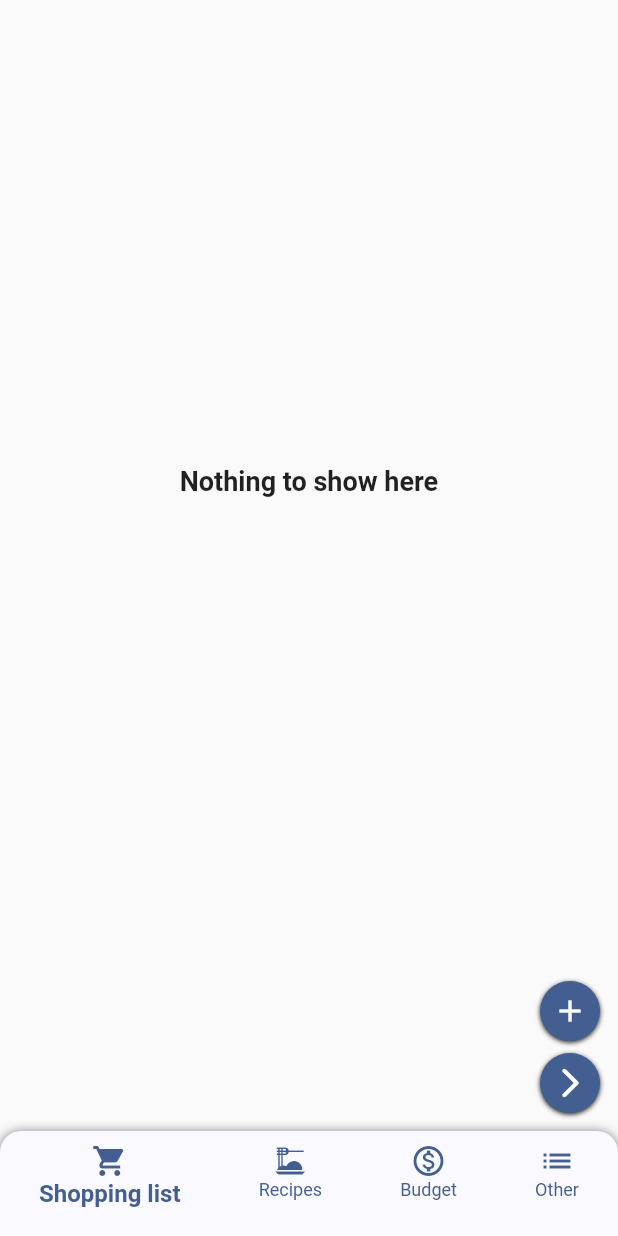
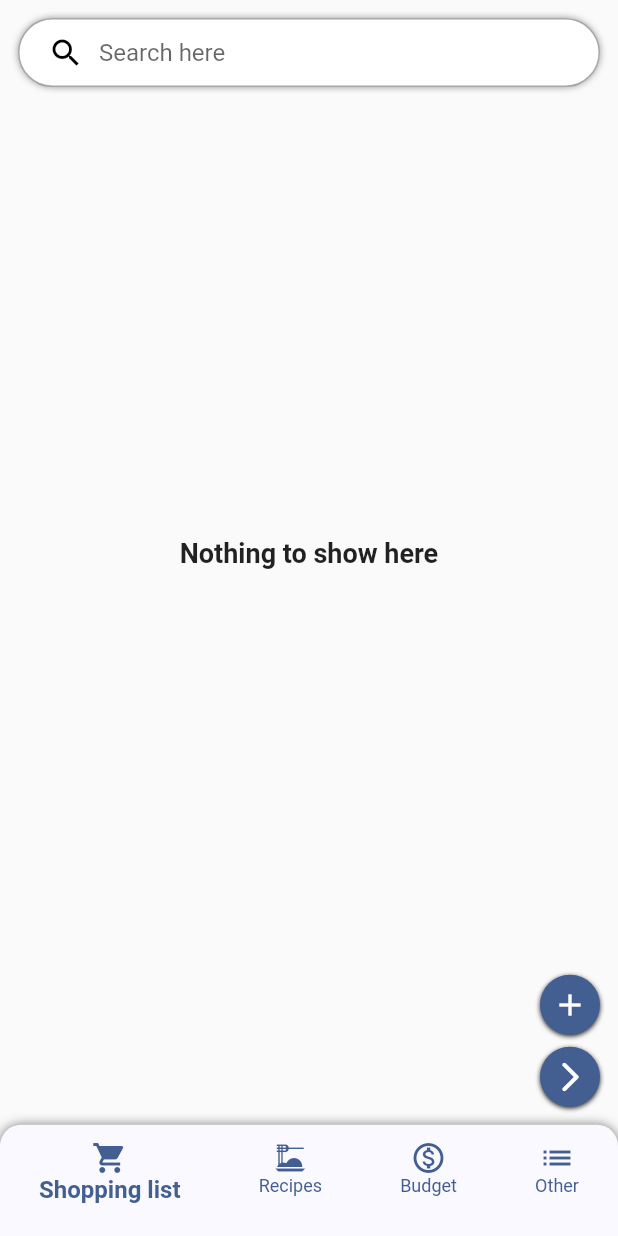
Before and after one commit to kacper-daniel/planix, a Flutter app: the screen it shows after launch, on a phone screen of 412 x 824 dp. Run offline on Flutter 3.47's test engine with Material 2 defaults, Android fonts, the phone set to English and light mode, and no system bars; our stand-ins replace shared_preferences.

Commit message:
added search bar for shopping list

```diff
--- a/robocza_nazwa/lib/pages/shopping/shopping_home.dart
+++ b/robocza_nazwa/lib/pages/shopping/shopping_home.dart
@@ -14,6 +14,8 @@ class ShoppingHome extends StatefulWidget {
 class _ShoppingHomeState extends State<ShoppingHome> {
   List<String> _savedShoppingList = UserSimplePreferences.getShoppingList() ?? [];
   TextEditingController newElementController = TextEditingController();
+  TextEditingController searchController = TextEditingController();
+  List<int> _searchIndexList = [];
 
   //TODO: create search bar for browsing products
 
@@ -22,7 +24,7 @@ class _ShoppingHomeState extends State<ShoppingHome> {
     return Stack(
       children: [
         Padding(
-          padding: const EdgeInsets.all(12.0),
+          padding: const EdgeInsets.only(bottom: 12.0, left: 12.0, right: 12.0, top: 60),
           child: SingleChildScrollView(
             physics: const ScrollPhysics(),
             child: (_savedShoppingList.isEmpty)
@@ -30,7 +32,7 @@ class _ShoppingHomeState extends State<ShoppingHome> {
               height: MediaQuery.of(context).size.height * 0.75,
               child: const Center(child: Text("Nothing to show here", style: TextStyle(fontSize: 18.0, fontWeight: FontWeight.w600),))
             )
-            : ListView.builder(
+            : (searchController.text == "") ? ListView.builder(
               physics: const NeverScrollableScrollPhysics(),
               shrinkWrap: true,
               itemCount: _savedShoppingList.length,
@@ -84,7 +86,62 @@ class _ShoppingHomeState extends State<ShoppingHome> {
                   },
                 );
               }
-            ),
+            )
+            : ListView.builder(
+              physics: const NeverScrollableScrollPhysics(),
+              shrinkWrap: true,
+              itemCount: _searchIndexList.length,
+              itemBuilder: (BuildContext context, int index){
+                return Dismissible(
+                  key: UniqueKey(),
+                  child: GestureDetector(
+                    onTap: (){
+                      setState(() {
+                        if (_savedShoppingList[_searchIndexList[index]].split(";")[1] == 'true'){
+                          _savedShoppingList[_searchIndexList[index]] = "${_savedShoppingList[_searchIndexList[index]].split(";")[0]};false";
+                        } else{
+                          _savedShoppingList[_searchIndexList[index]] = "${_savedShoppingList[_searchIndexList[index]].split(";")[0]};true";
+                        }
+
+                        UserSimplePreferences.setShoppingList(_savedShoppingList);
+                      });
+                    },
+                    child: Card(
+                      child: Padding(
+                        padding: const EdgeInsets.all(8.0),
+                        child: Row(
+                          mainAxisAlignment: MainAxisAlignment.start,
+                          children: [
+                            Checkbox(
+                              value: _savedShoppingList[_searchIndexList[index]].split(";")[1] == 'true' ? true : false,
+                              onChanged: (bool? value){
+                                setState(() {
+                                  _savedShoppingList[_searchIndexList[index]] = "${_savedShoppingList[_searchIndexList[index]].split(";")[0]};${value.toString()}";
+                                  UserSimplePreferences.setShoppingList(_savedShoppingList);
+                                });
+                              },
+                              fillColor: MaterialStateProperty.resolveWith<Color>((Set<MaterialState> states) {
+                                return Colors.red;
+                              })
+                            ),
+                            Padding(
+                              padding: const EdgeInsets.only(left: 8.0),
+                              child: Text(_savedShoppingList[_searchIndexList[index]].split(";")[0].toString(), style: const TextStyle(fontSize: 16.0, fontWeight: FontWeight.w500),),
+                            )
+                          ],
+                        ),
+                      ),
+                    ),
+                  ),
+                  onDismissed: (DismissDirection direction) {
+                    setState(() {
+                      _savedShoppingList.removeAt(_searchIndexList[index]);
+                      UserSimplePreferences.setShoppingList(_savedShoppingList);
+                    });
+                  },
+                );
+              }
+            )
           ),
         ),
         Align(
@@ -163,7 +220,45 @@ class _ShoppingHomeState extends State<ShoppingHome> {
               ),
             ],
           ),
-        )
+        ),
+        Padding(
+          padding: const EdgeInsets.all(12.0),
+          child: Container(
+            height: 46,
+            decoration:  BoxDecoration(
+              color: Colors.white,
+              borderRadius: BorderRadius.circular(40),
+              boxShadow: const [
+                BoxShadow(color: Colors.grey, blurRadius: 3.5, spreadRadius: 0.1)
+            ]),
+            child: TextFormField(
+              controller: searchController,
+              onChanged: (String s) {
+                setState(() {
+                  _searchIndexList = [];
+                  for (int i = 0; i < _savedShoppingList.length; i++) {
+                      if (_savedShoppingList[i].split(";")[0].toLowerCase().contains(s.toLowerCase())) {
+                        _searchIndexList.add(i);
+                      }
+                  }
+                });
+              },
+              autofocus: false,
+              textInputAction: TextInputAction.search,
+              cursorColor: Colors.grey,
+              decoration: InputDecoration(
+                contentPadding: const EdgeInsets.symmetric(vertical: 1),
+                hintText: "Search here",
+                border: OutlineInputBorder(borderRadius: BorderRadius.circular(40)),
+                focusedBorder: OutlineInputBorder(borderRadius: BorderRadius.circular(40)),
+                prefixIcon: const Padding(
+                  padding: EdgeInsets.only(left: 20, right: 10),
+                  child: Icon(Icons.search, color: Colors.black,),
+                ),
+                )
+              ),
+          ),
+        ),
       ],
     );
   }
--- a/robocza_nazwa/lib/widgets/bottom_nav_bar.dart
+++ b/robocza_nazwa/lib/widgets/bottom_nav_bar.dart
@@ -31,7 +31,7 @@ class _BottomNavBarState extends State<BottomNavBar> {
       child: Row(
         children: [
           SizedBox(
-            height: 70,
+            height: MediaQuery.of(context).size.height * 0.09,
             width: MediaQuery.of(context).size.width * 1,
             child: Row(
               mainAxisAlignment: MainAxisAlignment.spaceAround,
```
